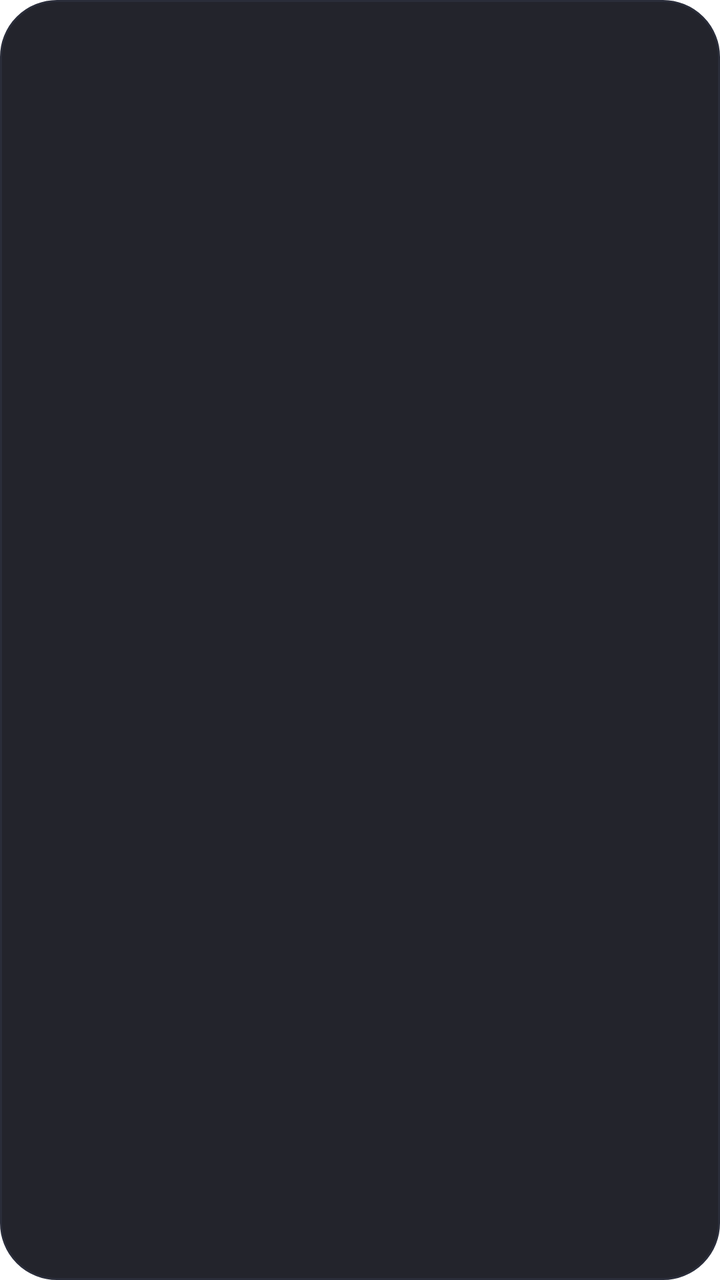
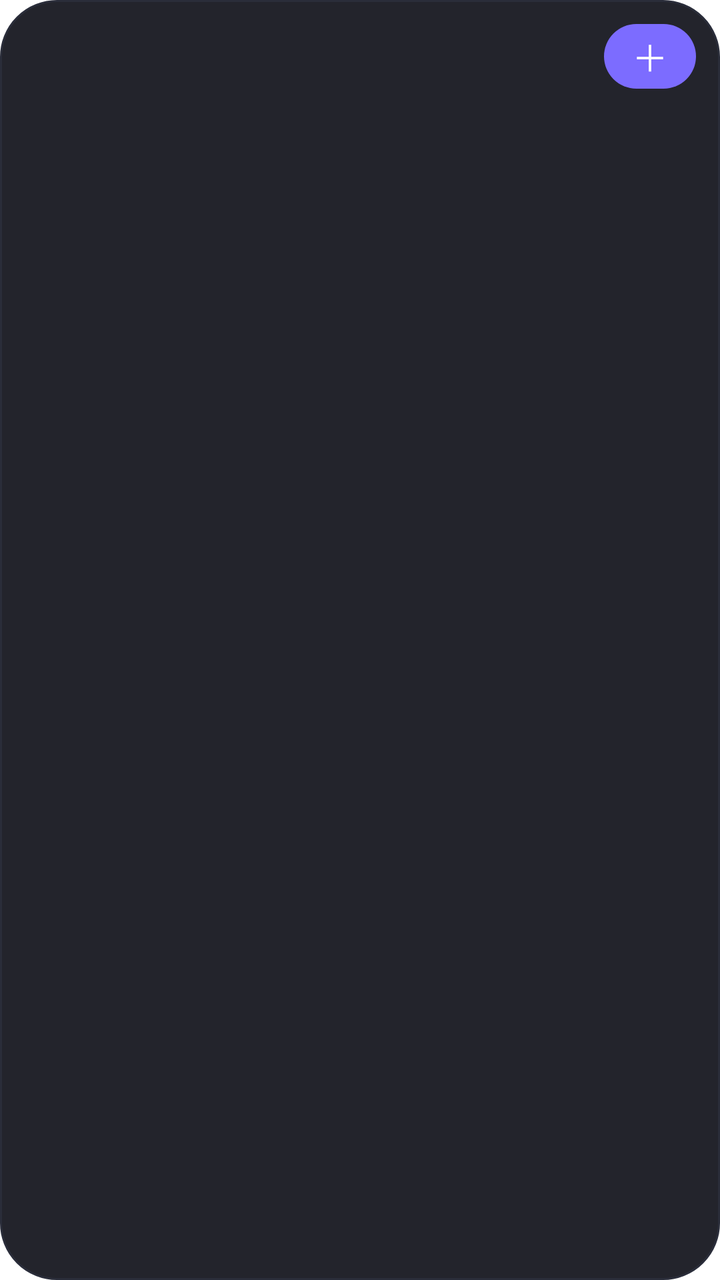

An Android layout rendered at two revisions. The XML below is the earlier revision; the diff shows what the commit changed to produce the second picture.
<!-- AndroidManifest.xml: fallback theme Theme.MaterialComponents.DayNight.NoActionBar -->
<!-- res/layout/desk_widget.xml -->
<?xml version="1.0" encoding="utf-8"?>
<LinearLayout xmlns:android="http://schemas.android.com/apk/res/android"
    android:id="@+id/widget_root"
    android:layout_width="match_parent"
    android:layout_height="match_parent"
    android:orientation="vertical"
    android:padding="14dp"
    android:background="@drawable/widget_bg">

    <TextView
        android:id="@+id/w_title"
        android:layout_width="match_parent"
        android:layout_height="wrap_content"
        android:maxLines="1"
        android:textColor="#FFF1F3F8"
        android:textSize="15sp"
        android:textStyle="bold" />

    <TextView
        android:id="@+id/w_body"
        android:layout_width="match_parent"
        android:layout_height="match_parent"
        android:layout_marginTop="8dp"
        android:ellipsize="end"
        android:lineSpacingExtra="3dp"
        android:textColor="#FFC9D0DE"
        android:textSize="12.5sp" />
</LinearLayout>
<!-- resources referenced by this layout -->
<resources>
  <!-- drawable widget_bg (drawable) -->
  <?xml version="1.0" encoding="utf-8"?>
  <shape xmlns:android="http://schemas.android.com/apk/res/android" android:shape="rectangle">
      <solid android:color="#F016171F" />
      <corners android:radius="28dp" />
      <stroke android:width="1dp" android:color="#FF2A2D3A" />
  </shape>
</resources>

<!-- the commit's change to res/layout/desk_widget.xml (unified diff, before → after) -->
@@ -4,25 +4,51 @@
     android:layout_width="match_parent"
     android:layout_height="match_parent"
     android:orientation="vertical"
-    android:padding="14dp"
+    android:padding="12dp"
     android:background="@drawable/widget_bg">
 
-    <TextView
-        android:id="@+id/w_title"
+    <LinearLayout
         android:layout_width="match_parent"
         android:layout_height="wrap_content"
-        android:maxLines="1"
-        android:textColor="#FFF1F3F8"
-        android:textSize="15sp"
-        android:textStyle="bold" />
+        android:gravity="center_vertical"
+        android:orientation="horizontal">
+
+        <TextView
+            android:id="@+id/w_title"
+            android:layout_width="0dp"
+            android:layout_height="wrap_content"
+            android:layout_weight="1"
+            android:maxLines="1"
+            android:ellipsize="end"
+            android:paddingLeft="4dp"
+            android:textColor="#FFF1F3F8"
+            android:textSize="15sp"
+            android:textStyle="bold" />
+
+        <TextView
+            android:id="@+id/w_add"
+            android:layout_width="wrap_content"
+            android:layout_height="wrap_content"
+            android:background="@drawable/w_btn_accent"
+            android:paddingLeft="14dp"
+            android:paddingTop="3dp"
+            android:paddingRight="14dp"
+            android:paddingBottom="3dp"
+            android:text="＋"
+            android:textColor="#FFFFFFFF"
+            android:textSize="18sp" />
+    </LinearLayout>
 
     <TextView
         android:id="@+id/w_body"
         android:layout_width="match_parent"
         android:layout_height="match_parent"
-        android:layout_marginTop="8dp"
+        android:layout_marginTop="6dp"
+        android:background="@drawable/w_row"
         android:ellipsize="end"
         android:lineSpacingExtra="3dp"
+        android:paddingLeft="4dp"
+        android:paddingRight="4dp"
         android:textColor="#FFC9D0DE"
-        android:textSize="12.5sp" />
+        android:textSize="13sp" />
 </LinearLayout>
<!-- resource entries referenced after the edit -->
@@ -1,5 +1,37 @@
 <!-- resources referenced by this layout -->
 <resources>
+  <!-- drawable w_btn_accent (drawable) -->
+  <?xml version="1.0" encoding="utf-8"?>
+  <selector xmlns:android="http://schemas.android.com/apk/res/android">
+    <item android:state_pressed="true">
+      <shape android:shape="rectangle">
+        <solid android:color="#FF6454E6" />
+        <corners android:radius="20dp" />
+      </shape>
+    </item>
+    <item>
+      <shape android:shape="rectangle">
+        <solid android:color="#FF7C6CFF" />
+        <corners android:radius="20dp" />
+      </shape>
+    </item>
+  </selector>
+  <!-- drawable w_row (drawable) -->
+  <?xml version="1.0" encoding="utf-8"?>
+  <selector xmlns:android="http://schemas.android.com/apk/res/android">
+    <item android:state_pressed="true">
+      <shape android:shape="rectangle">
+        <solid android:color="#26FFFFFF" />
+        <corners android:radius="14dp" />
+      </shape>
+    </item>
+    <item>
+      <shape android:shape="rectangle">
+        <solid android:color="#00FFFFFF" />
+        <corners android:radius="14dp" />
+      </shape>
+    </item>
+  </selector>
   <!-- drawable widget_bg (drawable) -->
   <?xml version="1.0" encoding="utf-8"?>
   <shape xmlns:android="http://schemas.android.com/apk/res/android" android:shape="rectangle">
